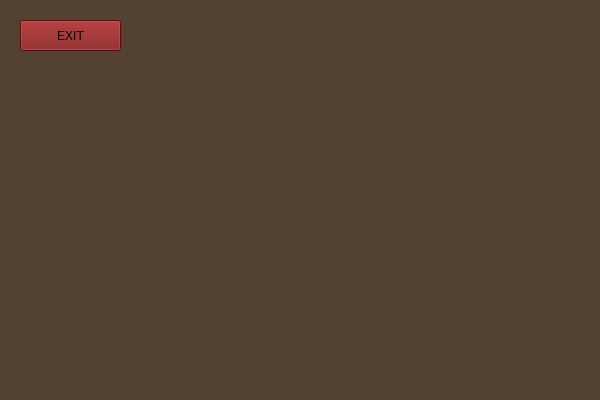
First picture: the form in TriviadorClient/TriviadorClient/form/Game.ui, repository andreicorbu1/Triviador, before the edit.
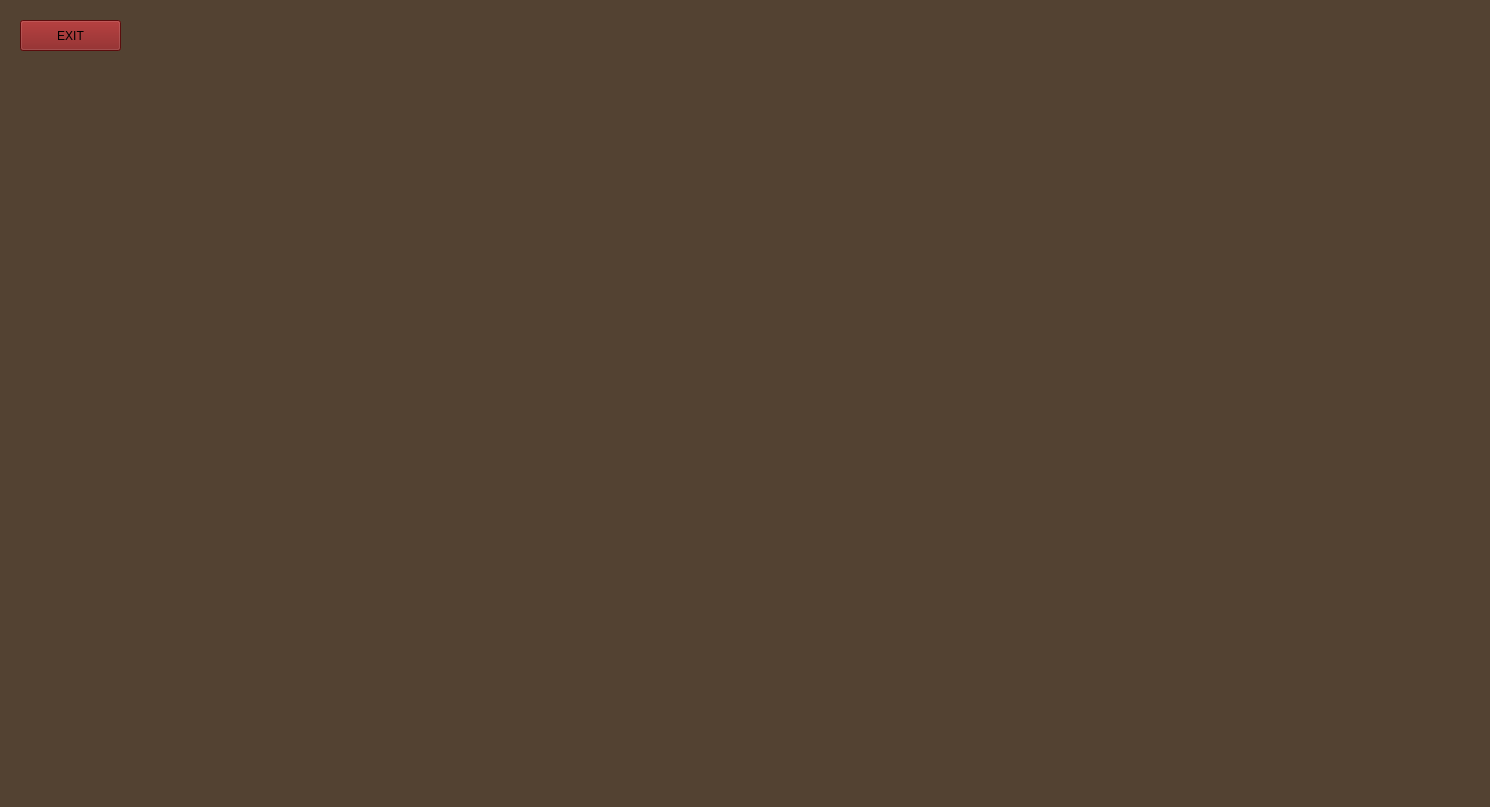
Second picture: the form after the edit. Icons and pictures are not drawn.

```diff
--- a/TriviadorClient/TriviadorClient/form/Game.ui
+++ b/TriviadorClient/TriviadorClient/form/Game.ui
@@ -6,8 +6,8 @@
    <rect>
     <x>0</x>
     <y>0</y>
-    <width>600</width>
-    <height>400</height>
+    <width>1490</width>
+    <height>807</height>
    </rect>
   </property>
   <property name="windowTitle">
```
Left out of the diff: 2 changed lines with no effect on the pictures.
